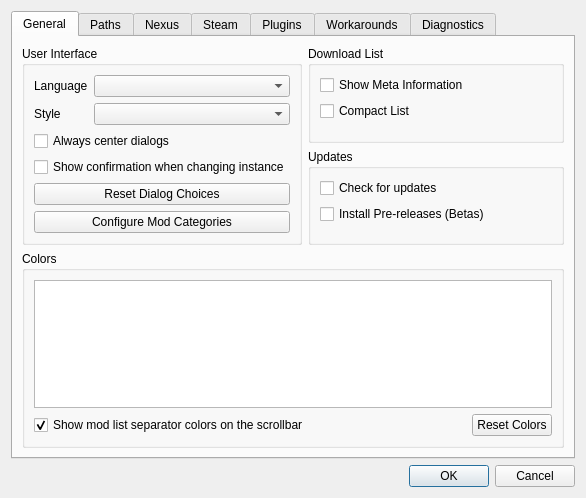
Qt form modorganizer/src/settingsdialog.ui (Holt59/mo2-merge) before a commit.
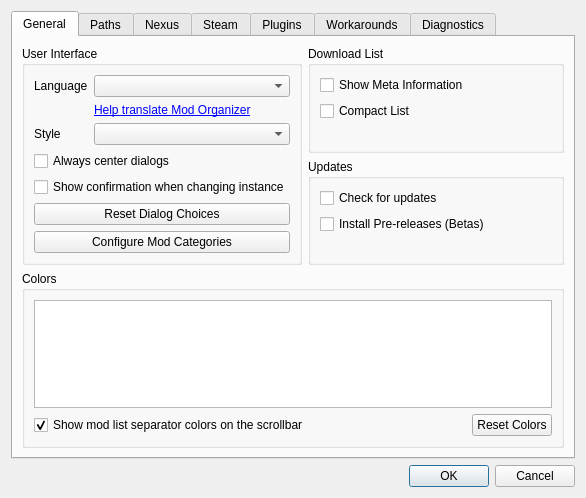
The same form after that commit. Icons and pictures are not drawn. Custom widgets are drawn as their Qt base class.

Commit message: [modorganizer] added transifex link in the settings

```diff
--- a/modorganizer/src/settingsdialog.ui
+++ b/modorganizer/src/settingsdialog.ui
@@ -75,14 +75,14 @@
                </property>
               </widget>
              </item>
-             <item row="1" column="0">
+             <item row="2" column="0">
               <widget class="QLabel" name="label_10">
                <property name="text">
                 <string>Style</string>
                </property>
               </widget>
              </item>
-             <item row="1" column="1">
+             <item row="2" column="1">
               <widget class="QComboBox" name="styleBox">
                <property name="toolTip">
                 <string>Visual theme of the user interface.</string>
@@ -92,6 +92,16 @@
                </property>
               </widget>
              </item>
+             <item row="1" column="1">
+              <widget class="LinkLabel" name="label_33">
+               <property name="text">
+                <string>&lt;a href=&quot;https://www.transifex.com/tannin/mod-organizer/&quot;&gt;Help translate Mod Organizer&lt;/a&gt;</string>
+               </property>
+               <property name="openExternalLinks">
+                <bool>true</bool>
+               </property>
+              </widget>
+             </item>
             </layout>
            </widget>
           </item>
```
